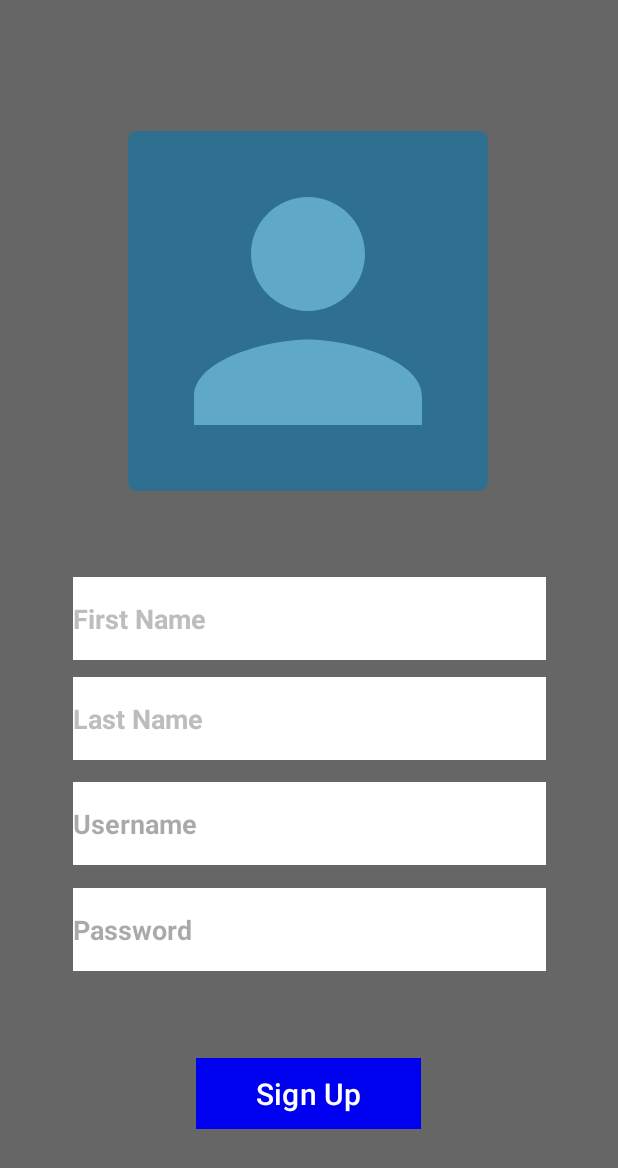
After one commit to User4872/Class_Project-UCF_Bike_Rack_Locator, an Android app: the layout activity_signup.xml on its own in the app's theme, with its tools: preview values and no code run, on a phone screen of 412 x 824 dp. The commit adds this screen. Shown: the top 1168 px of the screen. Run offline under Robolectric (Android 15) with nearby library versions, the phone set to English and light mode, and no system bars.

Commit message:
added assets and created basic ui for landing, login, and sign up pages

```diff
--- /dev/null
+++ b/app/src/main/res/layout/activity_signup.xml
@@ -0,0 +1,102 @@
+<?xml version="1.0" encoding="utf-8"?>
+<androidx.constraintlayout.widget.ConstraintLayout xmlns:android="http://schemas.android.com/apk/res/android"
+    xmlns:app="http://schemas.android.com/apk/res-auto"
+    xmlns:tools="http://schemas.android.com/tools"
+    android:background="@color/dark_gray"
+    android:layout_width="match_parent"
+    android:layout_height="match_parent">
+
+
+    <ImageView
+        android:id="@+id/addAvatar"
+        android:layout_width="240dp"
+        android:layout_height="240dp"
+        android:background="@drawable/bg_avatar"
+        android:contentDescription="Profile picture"
+        android:padding="6dp"
+        android:src="@drawable/ic_person"
+        app:layout_constraintBottom_toBottomOf="parent"
+        app:layout_constraintEnd_toEndOf="parent"
+        app:layout_constraintHorizontal_bias="0.497"
+        app:layout_constraintStart_toStartOf="parent"
+        app:layout_constraintTop_toTopOf="parent"
+        app:layout_constraintVertical_bias="0.15" />
+
+    <EditText
+        android:id="@+id/passwordField"
+        android:layout_width="315dp"
+        android:layout_height="55dp"
+        android:background="@color/white"
+        android:ems="10"
+        android:hint="@string/password"
+        android:inputType="textPassword"
+        android:textColor="@color/card_gray"
+        android:textStyle="bold"
+        app:layout_constraintBottom_toBottomOf="parent"
+        app:layout_constraintEnd_toEndOf="parent"
+        app:layout_constraintStart_toStartOf="parent"
+        app:layout_constraintTop_toTopOf="parent"
+        app:layout_constraintVertical_bias="0.77"
+        app:strokeWidth="4dp" />
+
+    <EditText
+        android:id="@+id/emailAddressField"
+        android:layout_width="315dp"
+        android:layout_height="55dp"
+        android:background="@color/white"
+        android:ems="10"
+        android:hint="@string/username"
+        android:textColor="@color/card_gray"
+        android:textStyle="bold"
+        app:layout_constraintBottom_toBottomOf="parent"
+        app:layout_constraintEnd_toEndOf="parent"
+        app:layout_constraintStart_toStartOf="parent"
+        app:layout_constraintTop_toTopOf="parent"
+        app:layout_constraintVertical_bias="0.678" />
+
+    <EditText
+        android:id="@+id/firstNameField"
+        android:layout_width="315dp"
+        android:layout_height="55dp"
+        android:background="@color/white"
+        android:ems="10"
+        android:inputType="text"
+        android:text="@string/first_name"
+        android:textColor="@color/card_gray"
+        android:textStyle="bold"
+        app:layout_constraintBottom_toBottomOf="parent"
+        app:layout_constraintEnd_toEndOf="parent"
+        app:layout_constraintStart_toStartOf="parent"
+        app:layout_constraintTop_toTopOf="parent" />
+
+    <EditText
+        android:id="@+id/lastNameField"
+        android:layout_width="315dp"
+        android:layout_height="55dp"
+        android:background="@color/white"
+        android:ems="10"
+        android:inputType="text"
+        android:text="@string/last_name"
+        android:textColor="@color/card_gray"
+        android:textStyle="bold"
+        app:layout_constraintBottom_toBottomOf="parent"
+        app:layout_constraintEnd_toEndOf="parent"
+        app:layout_constraintStart_toStartOf="parent"
+        app:layout_constraintTop_toTopOf="parent"
+        app:layout_constraintVertical_bias="0.587" />
+
+    <Button
+        android:id="@+id/signup_button"
+        android:layout_width="150dp"
+        android:layout_height="55dp"
+        android:backgroundTint="@color/blue"
+        android:text="@string/sign_up"
+        android:textSize="20sp"
+        app:cornerRadius="0dp"
+        app:layout_constraintBottom_toBottomOf="parent"
+        app:layout_constraintEnd_toEndOf="parent"
+        app:layout_constraintHorizontal_bias="0.498"
+        app:layout_constraintStart_toStartOf="parent"
+        app:layout_constraintTop_toTopOf="parent"
+        app:layout_constraintVertical_bias="0.912" />
+</androidx.constraintlayout.widget.ConstraintLayout>
--- a/app/src/main/res/values/colors.xml
+++ b/app/src/main/res/values/colors.xml
@@ -11,11 +11,15 @@
     <color name="text_secondary">#424242</color>
     <color name="accent_green">#2E7D32</color>
     <color name="white">#FFFFFF</color>
+    <color name="black">#000000</color>>
+    <color name="dark_gray">#666666</color>>
     <color name="transparent">#00000000</color>
+    <color name="blue">#0000F0</color>
     <color name="row_light">#FFFFFF</color>
     <color name="row_alt">#EFEFEF</color>
     <color name="button_gray">#E0E0E0</color>
     <color name="progress_bg">#4A4A4A</color>
     <color name="progress_mid">#2E7D32</color>
     <color name="progress_low">#3DDC3D</color>
+
 </resources>
--- a/app/src/main/res/values/strings.xml
+++ b/app/src/main/res/values/strings.xml
@@ -1,4 +1,12 @@
 <resources>
     <string name="app_name">Campus_Bike_Rack_Locator</string>
     <string name="wrong_update">Wrong? Click <b><u>here</u></b> to update</string>
+    <string name="app_title">UCF Main Campus\nBike Rack Locator</string>
+    <string name="login">Login</string>
+    <string name="sign_up">Sign Up</string>
+    <string name="email_address">Email Address</string>
+    <string name="password">Password</string>
+    <string name="first_name">First Name</string>
+    <string name="last_name">Last Name</string>
+    <string name="username">Username</string>
 </resources>
```
Also changed, not shown: app/src/main/res/drawable/plus_solid_full.xml (added, +9 -0 lines), app/src/main/res/layout/activity_login.xml (added, +79 -0 lines), app/src/main/res/layout/activity_main.xml (+44 -2 lines), app/src/main/res/drawable/bg_landing_page.png (added).
